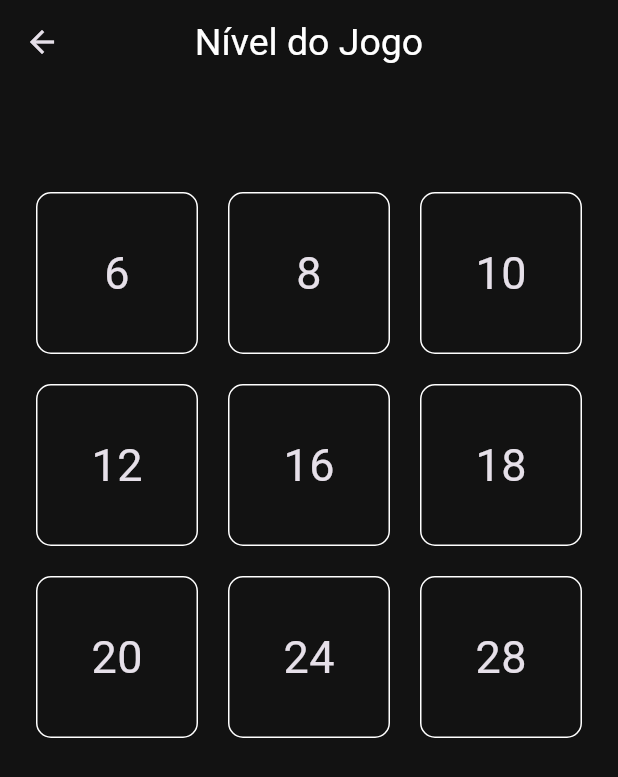
After one commit to MarcosPereira1/game-memory, a Flutter app: the screen it shows after launch, after a tap on "Modo Normal", on a phone screen of 412 x 824 dp. The commit adds this screen. Shown: the top 777 px of the screen. Run offline on Flutter 3.47's test engine with Material 3 defaults, Android fonts, the phone set to English and light mode, and no system bars; our stand-ins replace google_fonts.

Commit message:
feat: add page nivel and card nivel

```diff
--- a/lib/pages/home_page.dart
+++ b/lib/pages/home_page.dart
@@ -1,4 +1,6 @@
 import 'package:flutter/material.dart';
+import 'package:flutter_game/contants.dart';
+import 'package:flutter_game/pages/nivel_page.dart';
 import 'package:flutter_game/theme.dart';
 import 'package:flutter_game/widgets/logo.dart';
 import 'package:flutter_game/widgets/recordes.dart';
@@ -11,21 +13,28 @@ class HomePage extends StatelessWidget {
   Widget build(BuildContext context) {
     return Scaffold(
       body: Padding(
-        padding: EdgeInsets.all(24.0),
+        padding: const EdgeInsets.all(24.0),
         child: Column(
           mainAxisAlignment: MainAxisAlignment.center,
           crossAxisAlignment: CrossAxisAlignment.center,
           children: [
             const Logo(),
             StartButton(
-              title: 'Modo Normal',
-              color: Colors.white,
-              action: () {},
-            ),
+                title: 'Modo Normal',
+                color: Colors.white,
+                action: () => Navigator.push(
+                    context,
+                    MaterialPageRoute(
+                      builder: (contextContext) => const NivelPage(modo: Modo.normal),
+                    ))),
             StartButton(
               title: 'Modo Round 6',
               color: Round6Theme.color,
-              action: () {},
+              action: () => Navigator.push(
+                  context,
+                  MaterialPageRoute(
+                    builder: (contextContext) => const NivelPage(modo: Modo.round6),
+                  )),
             ),
             const SizedBox(height: 60.0),
             const Recordes(),
--- /dev/null
+++ b/lib/pages/nivel_page.dart
@@ -0,0 +1,38 @@
+import 'package:flutter/material.dart';
+import 'package:flutter_game/contants.dart';
+import 'package:flutter_game/widgets/card_nivel.dart';
+
+class NivelPage extends StatelessWidget {
+  final Modo modo;
+
+  const NivelPage({Key? key, required this.modo}) : super(key: key);
+
+  @override
+  Widget build(BuildContext context) {
+    return Scaffold(
+      appBar: AppBar(
+        title: const Text('Nível do Jogo'),
+      ),
+      body: Padding(
+        padding: const EdgeInsets.only(top: 48),
+        child: GridView.count(
+          crossAxisCount: 3,
+          mainAxisSpacing: 20,
+          crossAxisSpacing: 20,
+          padding: const EdgeInsets.all(24),
+          children: [
+            CardNivel(modo: modo, nivel: 6),
+            CardNivel(modo: modo, nivel: 8),
+            CardNivel(modo: modo, nivel: 10),
+            CardNivel(modo: modo, nivel: 12),
+            CardNivel(modo: modo, nivel: 16),
+            CardNivel(modo: modo, nivel: 18),
+            CardNivel(modo: modo, nivel: 20),
+            CardNivel(modo: modo, nivel: 24),
+            CardNivel(modo: modo, nivel: 28),
+          ],
+        ),
+      ),
+    );
+  }
+}
--- /dev/null
+++ b/lib/widgets/card_nivel.dart
@@ -0,0 +1,40 @@
+import 'package:flutter/material.dart';
+import 'package:flutter_game/contants.dart';
+import 'package:flutter_game/theme.dart';
+
+class CardNivel extends StatelessWidget {
+  final Modo modo;
+  final int nivel;
+
+  const CardNivel({
+    Key? key,
+    required this.modo,
+    required this.nivel,
+  }) : super(key: key);
+
+  @override
+  Widget build(BuildContext context) {
+    return InkWell(
+      onTap: () => {},
+      borderRadius: const BorderRadius.all(Radius.circular(10)),
+      child: Container(
+        width: 90,
+        height: 90,
+        padding: const EdgeInsets.all(8),
+        decoration: BoxDecoration(
+          border: Border.all(
+            color: modo == Modo.normal ? Colors.white : Round6Theme.color,
+          ),
+          borderRadius: const BorderRadius.all(Radius.circular(10)),
+          color: modo == Modo.normal ? Colors.transparent : Round6Theme.color.withOpacity(0.6),
+        ),
+        child: Center(
+          child: Text(
+            nivel.toString(),
+            style: const TextStyle(fontSize: 30),
+          ),
+        ),
+      ),
+    );
+  }
+}
```
